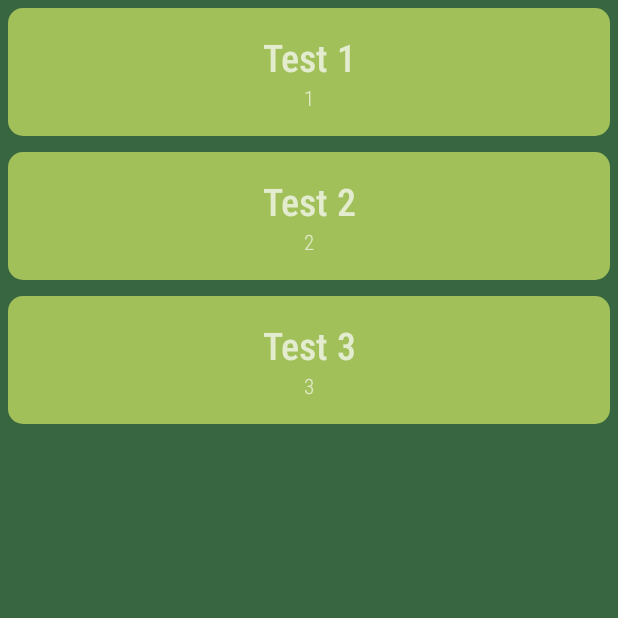
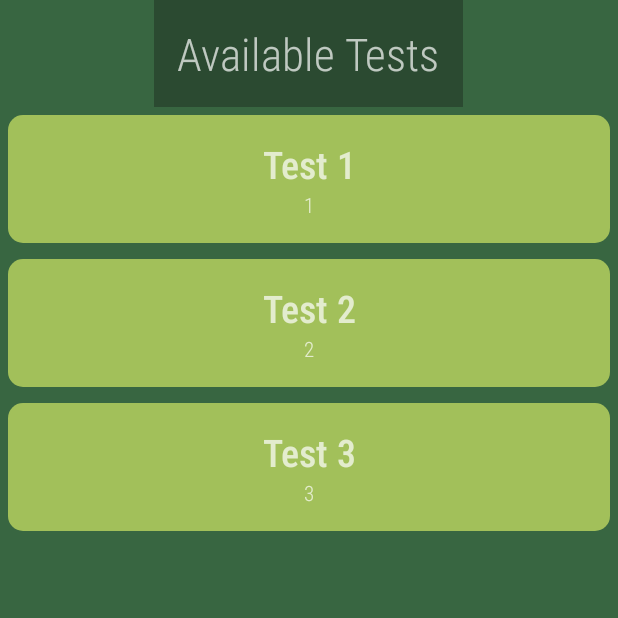
Before and after one commit to heavykenny/charismaticapp, an Android app: the TestListActivity screen opened directly, with no data from a screen before it, on a phone screen of 412 x 824 dp, the top half of it. Run offline under Robolectric (Android 15) with nearby library versions, the phone set to English and light mode, and no system bars.

Commit message:
code update to note recycler view

```diff
--- a/app/src/main/java/com/example/charismaticapp/adapters/NoteListRecyclerViewAdapter.java
+++ b/app/src/main/java/com/example/charismaticapp/adapters/NoteListRecyclerViewAdapter.java
@@ -62,6 +62,9 @@ public class NoteListRecyclerViewAdapter extends RecyclerView.Adapter<NoteListRe
                     return true;
                 } else if (R.id.deleteNote == id) {
                     noteActivity.deleteNoteDetails(context, list.get(position).getName(), userData);
+                    list.remove(position);
+                    notifyItemRemoved(position);
+                    notifyItemRangeChanged(position, list.size());
                     return true;
                 }
 
--- a/app/src/main/res/layout/activity_home_screen.xml
+++ b/app/src/main/res/layout/activity_home_screen.xml
@@ -10,6 +10,8 @@
 
     <TextView
         android:id="@+id/txtName"
+        android:padding="15dp"
+        android:background="@color/hunter_green_deep"
         android:layout_width="wrap_content"
         android:layout_height="wrap_content"
         android:layout_marginTop="30dp"
--- a/app/src/main/res/layout/activity_note.xml
+++ b/app/src/main/res/layout/activity_note.xml
@@ -7,12 +7,13 @@
     tools:context=".ui.NoteActivity">
 
     <TextView
+        android:background="@color/hunter_green_deep"
         android:id="@+id/txtNote"
         android:layout_width="wrap_content"
         android:layout_height="wrap_content"
         android:layout_centerHorizontal="true"
         android:fontFamily="sans-serif-condensed-light"
-        android:padding="20dp"
+        android:padding="15dp"
         android:text="Kenny's Notes"
         android:textSize="30sp" />
 
--- a/app/src/main/res/layout/activity_test_list.xml
+++ b/app/src/main/res/layout/activity_test_list.xml
@@ -6,9 +6,21 @@ android:layout_height="match_parent"
     android:background="@color/hunter_green"
     tools:context=".ui.TestListActivity">
 
+    <TextView
+        android:background="@color/hunter_green_deep"
+        android:id="@+id/txtNote"
+        android:layout_width="wrap_content"
+        android:layout_height="wrap_content"
+        android:layout_centerHorizontal="true"
+        android:fontFamily="sans-serif-condensed-light"
+        android:padding="15dp"
+        android:text="Available Tests"
+        android:textSize="30sp" />
+
     <androidx.recyclerview.widget.RecyclerView
         android:id="@+id/rvTestList"
         android:layout_width="match_parent"
-    android:layout_height="match_parent" />
+        android:layout_height="match_parent"
+        android:layout_below="@+id/txtNote" />
 
 </RelativeLayout>
--- a/app/src/main/res/layout/activity_view_note.xml
+++ b/app/src/main/res/layout/activity_view_note.xml
@@ -10,11 +10,12 @@
 
 
     <TextView
+        android:background="@color/hunter_green_deep"
         android:id="@+id/txtNote"
         android:layout_width="wrap_content"
         android:layout_height="wrap_content"
         android:fontFamily="sans-serif-condensed-light"
-        android:paddingTop="30dp"
+        android:padding="15dp"
         android:text="Edit Note"
         android:textSize="30sp" />
 
--- a/app/src/main/res/layout/quiz_fragment.xml
+++ b/app/src/main/res/layout/quiz_fragment.xml
@@ -8,10 +8,12 @@
     tools:context=".fragments.QuizFragment">
 
     <TextView
+        android:background="@color/hunter_green_deep"
+        android:padding="15dp"
         android:id="@+id/textView"
         android:layout_width="wrap_content"
         android:layout_height="wrap_content"
-        android:layout_marginTop="30dp"
+        android:layout_marginTop="5dp"
         android:fontFamily="sans-serif-condensed-light"
         android:text="Available Quiz"
         android:textSize="30sp"
@@ -19,7 +21,6 @@
         app:layout_constraintStart_toStartOf="parent"
         app:layout_constraintTop_toTopOf="parent"
         app:layout_constraintVertical_bias="0.1" />
-
 
     <GridView
         android:id="@+id/quiz_gridView"
```
Also changed, not shown: app/src/main/java/com/example/charismaticapp/logics/Note.java (+11 -3 lines), app/src/main/java/com/example/charismaticapp/ui/NoteActivity.java (+6 -35 lines), app/src/main/res/layout/note_layout.xml (+4 -4 lines). Lines whose indentation alone changed are shown as unchanged.
